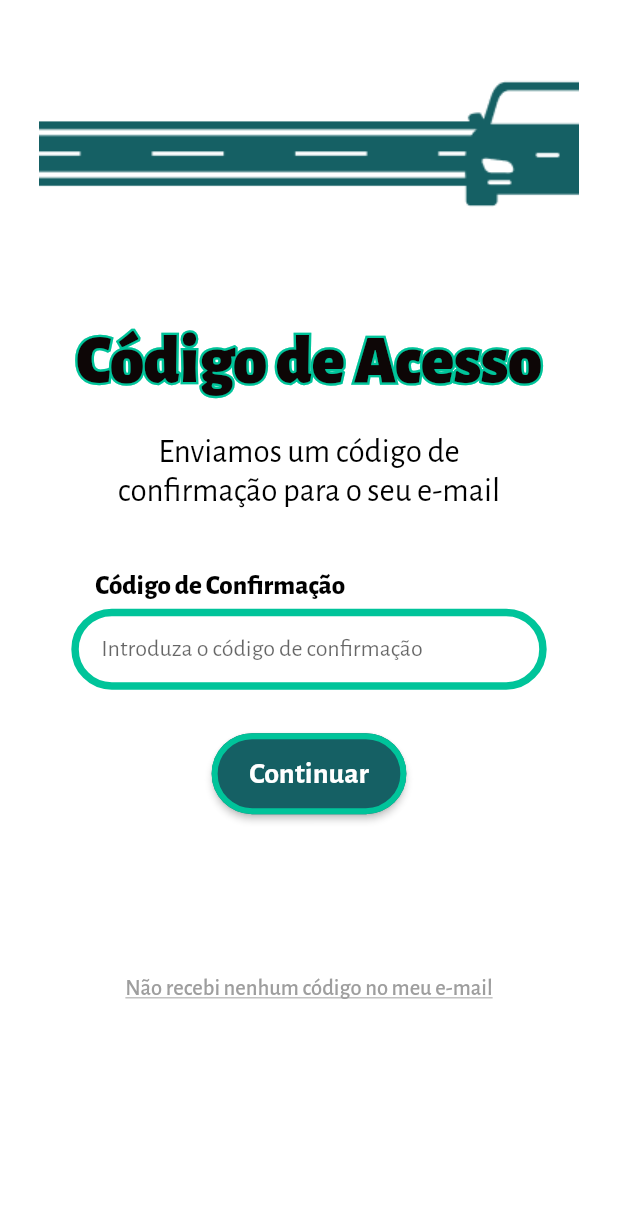
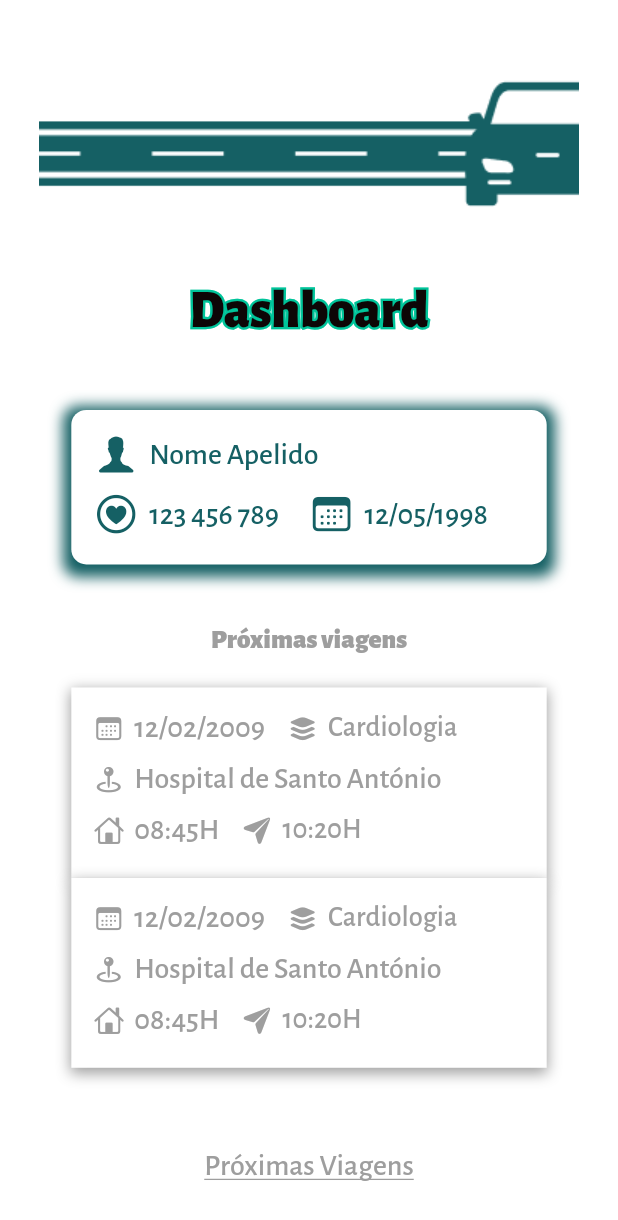
Before and after one commit to tiagofls/uhem_app, a Flutter app: the screen it shows after launch, on a phone screen of 412 x 824 dp. Shown: the top 1220 px of the screen. Run offline on Flutter 3.47's test engine with Material 2 defaults, Android fonts, the phone set to English and light mode, and no system bars.

Commit message:
Ecrãs dashboard e histórico adicionados

```diff
--- a/lib/main.dart
+++ b/lib/main.dart
@@ -1,6 +1,8 @@
 import 'package:flutter/material.dart';
 import 'package:uhem_app/pages/AccessCodeScreen.dart';
 import 'package:uhem_app/pages/ConfAccessCode.dart';
+import 'package:uhem_app/pages/HistoryScreen.dart';
+import 'package:uhem_app/pages/HomePageScreen.dart';
 import 'package:uhem_app/pages/LoginScreen.dart';
 
 void main() {
@@ -15,7 +17,7 @@ class MyApp extends StatelessWidget {
   Widget build(BuildContext context) {
     return MaterialApp(
       theme: ThemeData(fontFamily: 'Alegreya'),
-      home: const ConfirmAccessCode(),
+      home: const HistoryScreen(),
     );
   }
 }
--- /dev/null
+++ b/lib/pages/HistoryScreen.dart
@@ -0,0 +1,44 @@
+import 'package:flutter/material.dart';
+import 'package:flutter/src/widgets/container.dart';
+import 'package:flutter/src/widgets/framework.dart';
+
+import '../constants/Constants.dart';
+import '../widgets/AppTitle.dart';
+import '../widgets/CardID.dart';
+import '../widgets/RoadCarImage.dart';
+import '../widgets/TravelTile.dart';
+import '../widgets/ULink.dart';
+import '../widgets/UText.dart';
+
+class HistoryScreen extends StatefulWidget {
+  const HistoryScreen({super.key});
+
+  @override
+  State<HistoryScreen> createState() => _HistoryScreenState();
+}
+
+class _HistoryScreenState extends State<HistoryScreen> {
+  @override
+  Widget build(BuildContext context) {
+     return Container(
+      color: const Color.fromRGBO(255, 255, 255, 1),
+      child: Column(
+        children: [
+          SizedBox(height: getHeight(context)/25,),
+          RoadCarImage(context),
+          SizedBox(height: getHeight(context)/30),
+          AppTitle(context, 35, "Dashboard"),
+          const SizedBox(height: 45,),
+          CardID(context),
+          const SizedBox(height: 40,),
+          UText("Próximas viagens", Colors.grey, FontWeight.w900, 18, TextAlign.start),
+          const SizedBox(height: 20,),
+          TravelTile(context),
+          TravelTile(context),
+          SizedBox(height: getHeight(context)/20,),
+          ULink((){}, "Próximas Viagens", Colors.grey, 20)
+        ],
+      )
+    );
+  }
+}
--- /dev/null
+++ b/lib/pages/HomePageScreen.dart
@@ -0,0 +1,44 @@
+import 'package:flutter/material.dart';
+import 'package:flutter/src/widgets/container.dart';
+import 'package:flutter/src/widgets/framework.dart';
+import 'package:uhem_app/widgets/UText.dart';
+
+import '../constants/Constants.dart';
+import '../widgets/AppTitle.dart';
+import '../widgets/CardID.dart';
+import '../widgets/RoadCarImage.dart';
+import '../widgets/TravelTile.dart';
+import '../widgets/ULink.dart';
+
+class HomePageScreen extends StatefulWidget {
+  const HomePageScreen({super.key});
+
+  @override
+  State<HomePageScreen> createState() => _HomePageScreenState();
+}
+
+class _HomePageScreenState extends State<HomePageScreen> {
+  @override
+  Widget build(BuildContext context) {
+    return Container(
+      color: const Color.fromRGBO(255, 255, 255, 1),
+      child: Column(
+        children: [
+          SizedBox(height: getHeight(context)/25,),
+          RoadCarImage(context),
+          SizedBox(height: getHeight(context)/30),
+          AppTitle(context, 35, "Dashboard"),
+          const SizedBox(height: 45,),
+          CardID(context),
+          const SizedBox(height: 40,),
+          UText("Próximas viagens", Colors.grey, FontWeight.w900, 18, TextAlign.start),
+          const SizedBox(height: 20,),
+          TravelTile(context),
+          TravelTile(context),
+          SizedBox(height: getHeight(context)/20,),
+          ULink((){}, "Histórico", Colors.grey, 20)
+        ],
+      )
+    );
+  }
+}
--- /dev/null
+++ b/lib/widgets/CardID.dart
@@ -0,0 +1,53 @@
+import 'package:flutter/cupertino.dart';
+import 'package:flutter/material.dart';
+import 'package:uhem_app/constants/Constants.dart';
+import 'package:uhem_app/widgets/UText.dart';
+
+Widget CardID(BuildContext context){
+  return Container(
+    height: getHeight(context)/8,
+    width: getWidth(context)/1.3,
+    padding: const EdgeInsets.all(15),
+    decoration: const BoxDecoration(
+    color: Colors.white,
+    borderRadius: BorderRadius.all(Radius.circular(10)),
+    boxShadow: [
+      BoxShadow(
+        color: Color(0xFF156064),
+        spreadRadius: 5,
+        blurRadius: 7,
+        offset: Offset(0, 3), // changes position of shadow
+      ),
+    ],
+  ),
+    child: Column(
+      children: [
+        Row(
+          children: [
+            const Icon(CupertinoIcons.person_alt, size: 30, color: Color(0xFF156064)),
+            Padding(
+              padding: const EdgeInsets.fromLTRB(7, 0, 5, 0),
+              child: UText("Nome Apelido", const Color(0xFF156064), FontWeight.w500, 20, TextAlign.start),
+            )
+          ],
+        ),
+        const SizedBox(height: 10,),
+        Row(
+          children: [
+            const Icon(CupertinoIcons.heart_circle, size: 30, color: Color(0xFF156064)),
+            Padding(
+              padding: const EdgeInsets.fromLTRB(7, 0, 5, 0),
+              child: UText("123 456 789", const Color(0xFF156064), FontWeight.w500, 20, TextAlign.start),
+            ),
+            const SizedBox(width: 15,),
+            const Icon(CupertinoIcons.calendar, size: 30, color: Color(0xFF156064)),
+            Padding(
+              padding: const EdgeInsets.fromLTRB(7, 0, 5, 0),
+              child: UText("12/05/1998", const Color(0xFF156064), FontWeight.w500, 20, TextAlign.start),
+            ),
+          ],
+        ),
+      ],
+    ),
+  );
+}
--- /dev/null
+++ b/lib/widgets/TravelTile.dart
@@ -0,0 +1,68 @@
+import 'package:flutter/cupertino.dart';
+import 'package:flutter/material.dart';
+
+import '../constants/Constants.dart';
+import 'UText.dart';
+
+Widget TravelTile(BuildContext context){
+  return Container(
+    height: getHeight(context)/6.5,
+    width: getWidth(context)/1.3,
+    padding: const EdgeInsets.all(15),
+    decoration: const BoxDecoration(
+    color: Colors.white,
+    boxShadow: [
+      BoxShadow(
+        color: Colors.grey,
+        spreadRadius: 1,
+        blurRadius: 7,
+        offset: Offset(0, 3), // changes position of shadow
+      ),
+    ],
+  ),
+  child: Column(
+    children: [
+      Row(
+          children: [
+            const Icon(CupertinoIcons.calendar, size: 20, color: Colors.grey),
+            Padding(
+              padding: const EdgeInsets.fromLTRB(7, 0, 5, 0),
+              child: UText("12/02/2009", Colors.grey, FontWeight.w500, 20, TextAlign.start),
+            ),
+            SizedBox(width: 10,),
+            const Icon(CupertinoIcons.layers_alt_fill , size: 20, color: Colors.grey),
+            Padding(
+              padding: const EdgeInsets.fromLTRB(7, 0, 5, 0),
+              child: UText("Cardiologia", Colors.grey, FontWeight.w500, 19, TextAlign.start),
+            )
+          ],
+        ),
+        SizedBox(height: 10,),
+        Row(
+          children: [
+            const Icon(CupertinoIcons.map_pin_ellipse, size: 20, color: Colors.grey),
+            Padding(
+              padding: const EdgeInsets.fromLTRB(7, 0, 5, 0),
+              child: UText("Hospital de Santo António", Colors.grey, FontWeight.w500, 20, TextAlign.start),
+            )
+          ],
+        ),
+        SizedBox(height: 10,),
+        Row(
+          children: [
+            const Icon(CupertinoIcons.home, size: 20, color: Colors.grey),
+            Padding(
+              padding: const EdgeInsets.fromLTRB(7, 0, 5, 0),
+              child: UText("08:45H", Colors.grey, FontWeight.w500, 20, TextAlign.start),
+            ),
+            SizedBox(width: 10,),
+            const Icon(CupertinoIcons.paperplane_fill , size: 20, color: Colors.grey),
+            Padding(
+              padding: const EdgeInsets.fromLTRB(7, 0, 5, 0),
+              child: UText("10:20H", Colors.grey, FontWeight.w500, 19, TextAlign.start),
+            )
+          ],
+        ),
+    ],
+  ));
+}
```
